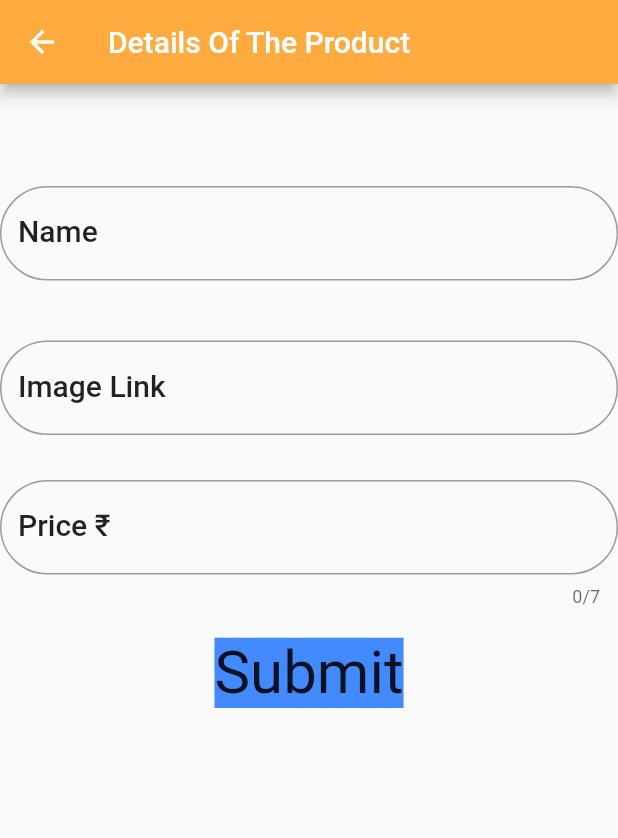
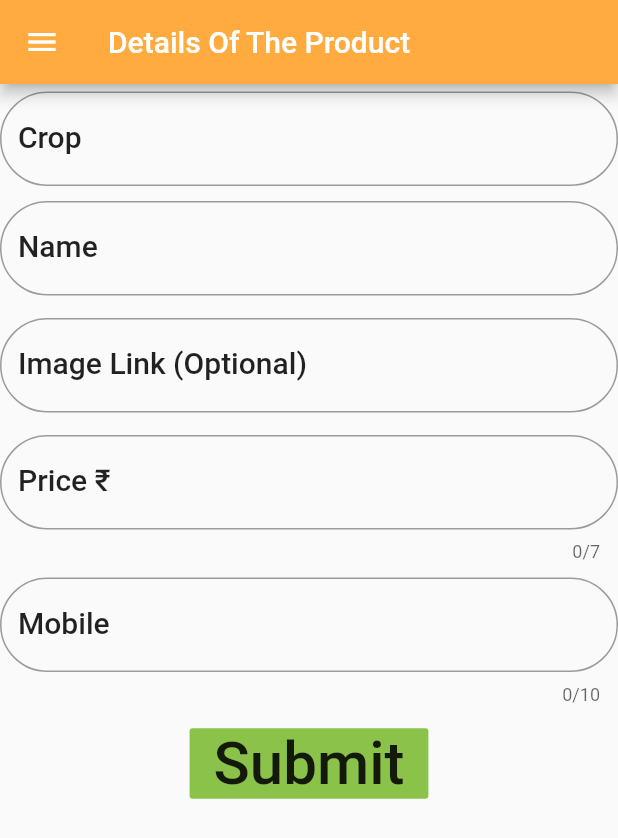
Before and after one commit to jayaprakashreddy-dev/Literating-village, a Flutter app: the AddCategory screen opened by its route, on a phone screen of 412 x 824 dp. Shown: the top 838 px of the screen. Run offline on Flutter 3.47's test engine with Material 2 defaults, Android fonts, the phone set to English and light mode, and no system bars; our stand-ins replace cloud_firestore, flutter_speed_dial; accounts and stored records are empty.

Commit message:
Almost done

```diff
--- /dev/null
+++ b/lib/Data/privacy.dart
@@ -0,0 +1,39 @@
+import 'package:carigari_admin/Arrangements/drawer.dart';
+import 'package:flutter/material.dart';
+import 'package:flutter/widgets.dart';
+
+class Privacy extends StatefulWidget
+{
+  @override
+  _PrivacyState createState() => _PrivacyState();
+}
+
+class _PrivacyState extends State<Privacy> {
+  @override
+  Widget build(BuildContext context) {
+    // TODO: implement build
+    return MaterialApp(
+      debugShowCheckedModeBanner: false,
+      home: Scaffold(
+        appBar: AppBar(
+          title: Text("Privacy Policy"),
+          backgroundColor:Colors.orange[300],
+        ),
+        // bottomNavigationBar: bottomnavigation(context,1),
+        drawer: theDrawer(context),
+        body:WillPopScope(
+          onWillPop: (){
+            Navigator.pushNamed(context, 'HomeScreen');
+          },
+        child:Column(
+          children: <Widget>[
+            Text("\n\n\n Need to be updated",style: TextStyle(fontSize:20.0,
+            // SizeConfig.blockSizeVertical * 2.5,
+            color: Colors.green),),
+          ],
+        ),
+        ),
+      )
+    );
+  }
+}
--- a/lib/Info/SelectInfo.dart
+++ b/lib/Info/SelectInfo.dart
@@ -83,7 +83,7 @@ class SelectInfoscreen extends StatelessWidget {
             height: MediaQuery.of(context).size.height* 0.40,
             child: GestureDetector(
                onTap: () {
-                          Navigator.pushNamed(context, "PopScreen");
+                          Navigator.pushNamed(context, "InfoSelect");
                },
                           child: Card(
                 shape: RoundedRectangleBorder(
@@ -103,7 +103,7 @@ class SelectInfoscreen extends StatelessWidget {
                     footer: GestureDetector(
                         onTap: () {
                           print("object");
-                          Navigator.pushNamed(context, "PopScreen");
+                          Navigator.pushNamed(context, "InfoSelect");
 
                         // Navigator.of(context).pushNamed(
                         //   // ProductDetailScreen.routeName,
--- a/lib/Info/schemes/scheme.dart
+++ b/lib/Info/schemes/scheme.dart
@@ -1,3 +1,4 @@
+import 'package:carigari_admin/Arrangements/drawer.dart';
 import 'package:carigari_admin/Arrangements/variables.dart' as global;
 import 'package:cloud_firestore/cloud_firestore.dart';
 import 'package:flutter/material.dart';
@@ -58,6 +59,7 @@ class _SchemeState extends State<Scheme> {
   @override
   Widget build(BuildContext context) {
     return Scaffold(
+      drawer: theDrawer(context),
       appBar: AppBar(
         title: Text("Schemes"),
         backgroundColor: Colors.orangeAccent,
@@ -75,7 +77,7 @@ class _SchemeState extends State<Scheme> {
             child:
             global.scheme.length == 0
                 ? Center(
-                    child: Text('Data!!!'),
+                    child: Text('Loading!!!'),
                   ):
                  GridView.builder(
                     padding: const EdgeInsets.all(10.0),
--- a/lib/Interface/AddCategory.dart
+++ b/lib/Interface/AddCategory.dart
@@ -1,3 +1,4 @@
+import 'package:carigari_admin/Arrangements/drawer.dart';
 import 'package:cloud_firestore/cloud_firestore.dart';
 import 'package:flutter/cupertino.dart';
 import 'package:flutter/material.dart';
@@ -48,7 +49,7 @@ class _AddCategoryState extends State<AddCategory> {
     // TODO: implement build
     return new Scaffold(
         key: _scaffoldKey,
-
+        drawer: theDrawer(context),
         // resizeToAvoidBottomPadding: false,
         appBar: AppBar(
           title: Text("Details Of The Product"),
@@ -65,12 +66,12 @@ class _AddCategoryState extends State<AddCategory> {
                 key: _contactFormKey,
                 child: ListView(
                   children: <Widget>[
-                    Text("\n\n"),
+                    // Text("\n\n"),
                     Padding(
                       padding: EdgeInsets.only(
-                        top: 20.0,
+                        top:5.0,
                         //  SizeConfig.blockSizeVertical * 1.5,
-                        bottom: 20.0,
+                        bottom: 5.0,
                         // SizeConfig.blockSizeVertical * 1.5
                       ),
                       child: TextFormField(
@@ -80,8 +81,30 @@ class _AddCategoryState extends State<AddCategory> {
                         // keyboardType: Text(),
                         decoration: InputDecoration(
                             labelStyle: textStyle,
+                            labelText: "Crop",
+                            hintText: " Name of the product/crop to be displayed",
+                            border: OutlineInputBorder(
+                                borderRadius: BorderRadius.circular(500.0
+                                    // SizeConfig.blockSizeVertical*1.5
+                                    ))),
+                      ),
+                    ),
+                      Padding(
+                      padding: EdgeInsets.only(
+                        top:5.0,
+                        //  SizeConfig.blockSizeVertical * 1.5,
+                        bottom: 5.0,
+                        // SizeConfig.blockSizeVertical * 1.5
+                      ),
+                      child: TextFormField(
+                        // controller: aInput,
+                        validator: nameValidator,
+                        style: textStyle,
+                        // keyboardType: Text(),
+                        decoration: InputDecoration(
+                            labelStyle: textStyle,
                             labelText: "Name",
-                            hintText: " Name of the product to be displayed",
+                            hintText: " Farmer's Name",
                             border: OutlineInputBorder(
                                 borderRadius: BorderRadius.circular(500.0
                                     // SizeConfig.blockSizeVertical*1.5
@@ -90,9 +113,9 @@ class _AddCategoryState extends State<AddCategory> {
                     ),
                     Padding(
                       padding: EdgeInsets.only(
-                        top: 20.0,
+                        top: 10.0,
                         //  SizeConfig.blockSizeVertical * 1.5,
-                        bottom: 20.0,
+                        bottom: 10.0,
                         // SizeConfig.blockSizeVertical * 1.5
                       ),
                       child: TextFormField(
@@ -102,8 +125,8 @@ class _AddCategoryState extends State<AddCategory> {
                         // keyboardType: Text(),
                         decoration: InputDecoration(
                             labelStyle: textStyle,
-                            labelText: "Image Link",
-                            hintText: " Paste image URL (Exact Link)",
+                            labelText: "Image Link (Optional)",
+                            hintText: " Paste image URL",
                             border: OutlineInputBorder(
                                 borderRadius: BorderRadius.circular(500.0
                                     // SizeConfig.blockSizeVertical*1.5
@@ -111,7 +134,7 @@ class _AddCategoryState extends State<AddCategory> {
                       ),
                     ),
                     Padding(
-                      padding: EdgeInsets.only(top: 10.0, bottom: 10.0
+                      padding: EdgeInsets.only(top: 5.0, bottom: 5.0
                           // top: SizeConfig.blockSizeVertical*1.5,bottom:SizeConfig.blockSizeVertical*1.5
                           ),
                       child: TextFormField(
@@ -123,7 +146,27 @@ class _AddCategoryState extends State<AddCategory> {
                         decoration: InputDecoration(
                             labelStyle: textStyle,
                             labelText: "Price ₹",
-                            hintText: "Enter Price in ₹",
+                            hintText: "Enter Price in ₹ per Quintal",
+                            border: OutlineInputBorder(
+                                borderRadius: BorderRadius.circular(500.0
+                                    // SizeConfig.blockSizeVertical*1.5
+                                    ))),
+                      ),
+                    ),
+                     Padding(
+                      padding: EdgeInsets.only(top: 5.0, bottom: 5.0
+                          // top: SizeConfig.blockSizeVertical*1.5,bottom:SizeConfig.blockSizeVertical*1.5
+                          ),
+                      child: TextFormField(
+                        keyboardType: TextInputType.number,
+                        // controller: priceInput,
+                        style: textStyle,
+                        maxLength: 10,
+                        validator: phoneValidator,
+                        decoration: InputDecoration(
+                            labelStyle: textStyle,
+                            labelText: "Mobile",
+                            hintText: "Enter Mobile Number (+91)",
                             border: OutlineInputBorder(
                                 borderRadius: BorderRadius.circular(500.0
                                     // SizeConfig.blockSizeVertical*1.5
@@ -133,16 +176,16 @@ class _AddCategoryState extends State<AddCategory> {
                     Padding(
                         padding: EdgeInsets.only(top: 10.0, bottom: 10.0),
                         child: Center(
-                            child: InkWell(
+                            child: FlatButton(
                                 child: Text(
                                   "Submit",
                                   style: TextStyle(
-                                      backgroundColor: Colors.blueAccent,
+                                      // backgroundColor: Colors.blueAccent,
                                       fontSize: 40),
                                 ),
 
-                                // color: Colors.redAccent,
-                                onTap: () async {
+                                color: Colors.lightGreen,
+                                onPressed: () async {
                                   print("jhg");
                                   if (_contactFormKey.currentState.validate()) {
                                     //  callSnackBar("Submitting !!!");
```
Also changed, not shown: lib/Info/Info/GetApi.dart (added, +65 -0 lines), lib/Info/Info/InfoSelect.dart (added, +97 -0 lines), lib/Interface/HomeScreen.dart (+19 -17 lines), lib/Interface/Productsdetails.dart (added, +124 -0 lines), lib/main.dart (+8 -0 lines), lib/selectScreen.dart (+38 -1 lines).
